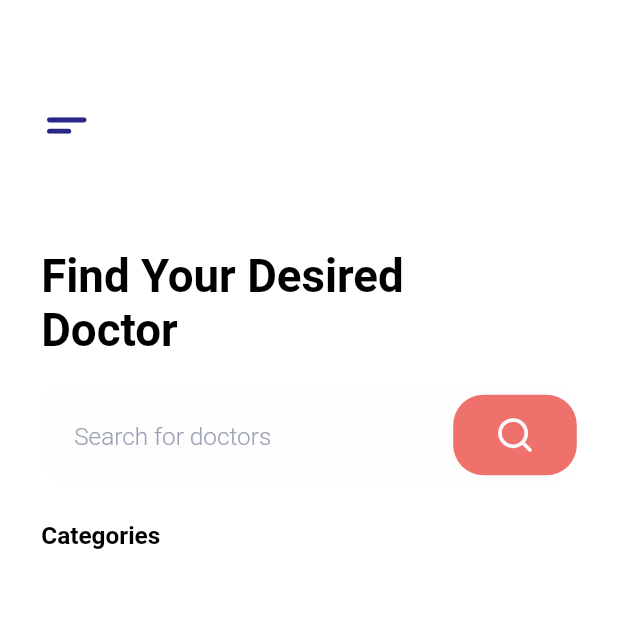
After one commit to chakibdzm/DoctorAPP-Ui, a Flutter app: the screen it shows after launch, after a tap on "Consult !", on a phone screen of 412 x 824 dp, the top half of it. The commit adds this screen. Run offline on Flutter 3.47's test engine with Material 2 defaults, Android fonts, the phone set to English and light mode, and no system bars; our stand-ins replace flutter_svg; Roboto replaces fonts that are missing (GTWalsheimPro).

Commit message:
half home

```diff
--- a/lib/Screens/firsyscreen/Onboarding.dart
+++ b/lib/Screens/firsyscreen/Onboarding.dart
@@ -1,3 +1,4 @@
+import 'package:doctor/Screens/home/homescreen.dart';
 import 'package:doctor/size_config.dart';
 import 'package:flutter/material.dart';
 class Onboarding extends StatefulWidget {
@@ -41,6 +42,10 @@ class _OnboardingState extends State<Onboarding> {
           Padding(
             padding: EdgeInsets.only(left: getWidth(40)),
             child: InkWell(
+              onTap: () => Navigator.push(
+                  context,
+                  MaterialPageRoute(
+                      builder: (context) => HomePage())),
               child: Container(
                 height: getHeight(50),
                 width: getWidth(125),
--- /dev/null
+++ b/lib/Screens/home/homescreen.dart
@@ -0,0 +1,134 @@
+import 'package:doctor/size_config.dart';
+import 'package:flutter/material.dart';
+import 'package:flutter_svg/flutter_svg.dart';
+
+class HomePage extends StatefulWidget {
+  const HomePage({Key? key}) : super(key: key);
+
+  @override
+  State<HomePage> createState() => _HomePageState();
+}
+
+class _HomePageState extends State<HomePage> {
+  @override
+  Widget build(BuildContext context) {
+    return Scaffold(
+      backgroundColor: Colors.white,
+      body: Column(
+        crossAxisAlignment: CrossAxisAlignment.start,
+        children: [
+          SizedBox(
+            height: getHeight(65),
+          ),
+        Padding(
+          padding:  EdgeInsets.only(left:getWidth(28)),
+          child: InkWell(
+
+            child: Container(
+              height:getHeight(35),
+              width: getWidth(25),
+              decoration: BoxDecoration(
+                color: Colors.white,
+                borderRadius: BorderRadius.circular(getHeight(10)),
+              ),
+              child: Center(child: SvgPicture.asset('assets/illustrations/menu bar.svg'),
+
+              ),
+            ),
+          ),
+        ),
+          SizedBox(height: getHeight(64),),
+          Padding(
+            padding:  EdgeInsets.only(left: getWidth(25)),
+            child: Text('Find Your Desired \nDoctor',
+            style: TextStyle(
+              fontSize: getHeight(30),
+              fontWeight: FontWeight.w700,
+              color: Colors.black,
+            ),
+            ),
+          ),
+          SizedBox(height: getHeight(19),),
+
+
+
+
+          Padding(
+            padding:  EdgeInsets.symmetric(horizontal:getWidth(25) ),
+            child: TextFormField(
+
+              style: TextStyle(
+                fontFamily: 'GTWalsheimPro',
+                fontWeight: FontWeight.w500,
+                fontSize: getHeight(20),
+                color: Colors.black,
+              ),
+
+              cursorColor: Color(0xFF9DA3B6),
+
+
+              keyboardType: TextInputType.emailAddress,
+              decoration: InputDecoration(
+                focusedBorder: OutlineInputBorder(
+                  borderRadius: BorderRadius.circular(15.0),
+                  borderSide: BorderSide(
+                    width: 1,
+                    color: Color(0xFF2F2F2),
+                  ),
+                ),
+                contentPadding: EdgeInsets.symmetric(vertical: getHeight(20),
+                horizontal: getWidth(20)),
+                prefixIconConstraints: const BoxConstraints(maxHeight: 25),
+
+                border: OutlineInputBorder(
+                    borderRadius: BorderRadius.circular(15.0),
+                    borderSide: const BorderSide(
+                      width: 0,
+                      style: BorderStyle.none,
+                    )),
+                fillColor:Color(0xFF2F2F2),
+                filled: true,
+                hintText: 'Search for doctors',
+
+                hintStyle: TextStyle(
+                  fontFamily: 'GTWalsheimPro',
+                  fontSize: getHeight(16),
+                  fontWeight: FontWeight.w300,
+                  color: Color(0xFF9DA3B6),
+                ),
+                suffixIcon:
+                   InkWell(
+                     child: Container(
+                       width: getWidth(75),
+                       height: getHeight(53),
+                       decoration: BoxDecoration(
+                         borderRadius: BorderRadius.circular(getHeight(20)),
+                         color: Color(0xFFEF716B),
+                       ),
+                       child: Center(child: SvgPicture.asset('assets/illustrations/search-outline 1.svg')),
+                     ),
+                   ),
+
+                ),
+              ),
+            ),
+          SizedBox(height: getHeight(25),),
+          Padding(padding: EdgeInsets.only(left: getWidth(25)),
+          child: Text('Categories',
+          style: TextStyle(
+            fontWeight: FontWeight.w700,
+            fontSize: getHeight(16),
+            color: Colors.black,
+
+          ),),
+          )
+
+
+
+
+
+        ],
+      ),
+    );
+  }
+}
--- a/pubspec.yaml
+++ b/pubspec.yaml
@@ -34,6 +34,7 @@ dependencies:
   # The following adds the Cupertino Icons font to your application.
   # Use with the CupertinoIcons class for iOS style icons.
   cupertino_icons: ^1.0.2
+  flutter_svg: ^0.23.0+1
 
 dev_dependencies:
   flutter_test:
```
Also changed, not shown: assets/illustrations/5 1.png (added), assets/illustrations/7 1.png (added), assets/illustrations/Frame.svg (added), assets/illustrations/Frame1.svg (added), assets/illustrations/Group1.svg (added), assets/illustrations/Illustration1.png (added), assets/illustrations/menu bar.svg (added), assets/illustrations/profile.svg (added), assets/illustrations/search-outline 1.svg (added), pubspec.lock.
